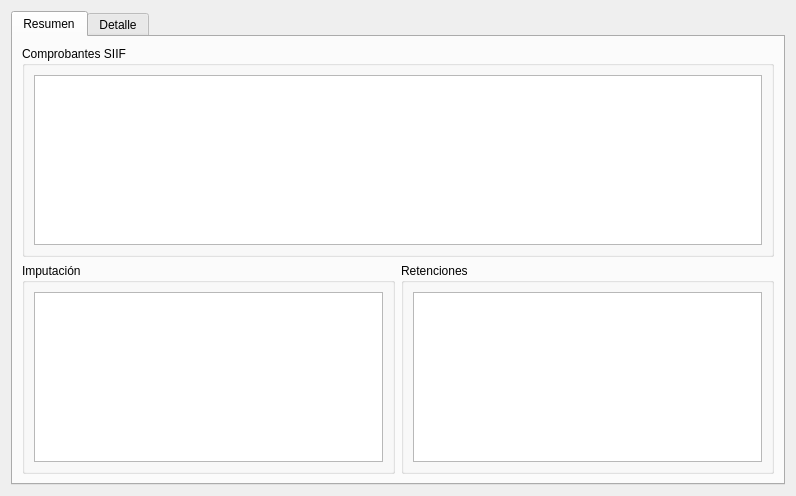
Qt form invicoliqpyqt/view/table_siif.ui (fscorrales/invicoliqpyqt) before a commit.
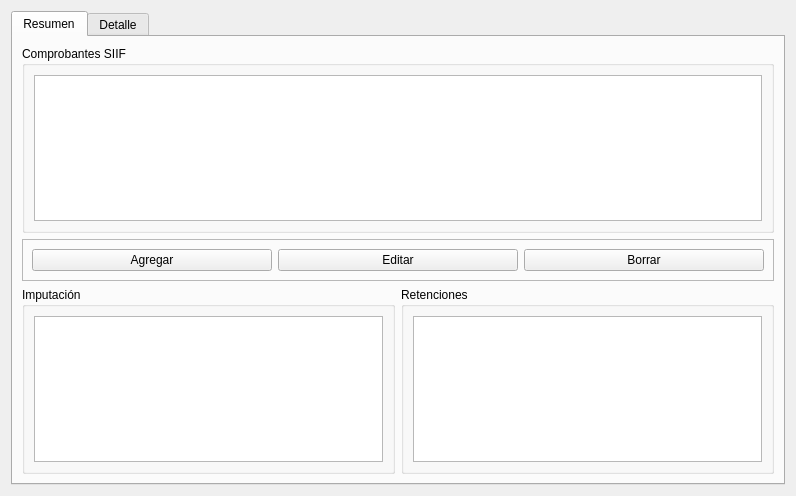
The same form after that commit.

Commit message: feat: add buttons to table siif

The edit to the form file:
```diff
--- a/invicoliqpyqt/view/table_siif.ui
+++ b/invicoliqpyqt/view/table_siif.ui
@@ -24,25 +24,7 @@
        <string>Resumen</string>
       </attribute>
       <layout class="QGridLayout" name="gridLayout_5">
-       <item row="2" column="0">
-        <widget class="QGroupBox" name="groupBox_2">
-         <property name="sizePolicy">
-          <sizepolicy hsizetype="Preferred" vsizetype="Preferred">
-           <horstretch>0</horstretch>
-           <verstretch>0</verstretch>
-          </sizepolicy>
-         </property>
-         <property name="title">
-          <string>Imputación</string>
-         </property>
-         <layout class="QGridLayout" name="gridLayout_3">
-          <item row="0" column="0">
-           <widget class="QTableWidget" name="table_imputaciones"/>
-          </item>
-         </layout>
-        </widget>
-       </item>
-       <item row="2" column="1">
+       <item row="3" column="1">
         <widget class="QGroupBox" name="groupBox_3">
          <property name="title">
           <string>Retenciones</string>
@@ -72,6 +54,57 @@
          </layout>
         </widget>
        </item>
+       <item row="3" column="0">
+        <widget class="QGroupBox" name="groupBox_2">
+         <property name="sizePolicy">
+          <sizepolicy hsizetype="Preferred" vsizetype="Preferred">
+           <horstretch>0</horstretch>
+           <verstretch>0</verstretch>
+          </sizepolicy>
+         </property>
+         <property name="title">
+          <string>Imputación</string>
+         </property>
+         <layout class="QGridLayout" name="gridLayout_3">
+          <item row="0" column="0">
+           <widget class="QTableWidget" name="table_imputaciones"/>
+          </item>
+         </layout>
+        </widget>
+       </item>
+       <item row="2" column="0" colspan="2">
+        <widget class="QFrame" name="frame">
+         <property name="frameShape">
+          <enum>QFrame::StyledPanel</enum>
+         </property>
+         <property name="frameShadow">
+          <enum>QFrame::Raised</enum>
+         </property>
+         <layout class="QGridLayout" name="gridLayout_7">
+          <item row="0" column="0">
+           <widget class="QPushButton" name="btn_add">
+            <property name="text">
+             <string>Agregar</string>
+            </property>
+           </widget>
+          </item>
+          <item row="0" column="2">
+           <widget class="QPushButton" name="btn_delete">
+            <property name="text">
+             <string>Borrar</string>
+            </property>
+           </widget>
+          </item>
+          <item row="0" column="1">
+           <widget class="QPushButton" name="btn_edit">
+            <property name="text">
+             <string>Editar</string>
+            </property>
+           </widget>
+          </item>
+         </layout>
+        </widget>
+       </item>
       </layout>
      </widget>
      <widget class="QWidget" name="tab_honorarios">
```
Left out of the diff: 28 changed lines with no effect on the pictures. The commit also changes 2 other files.
